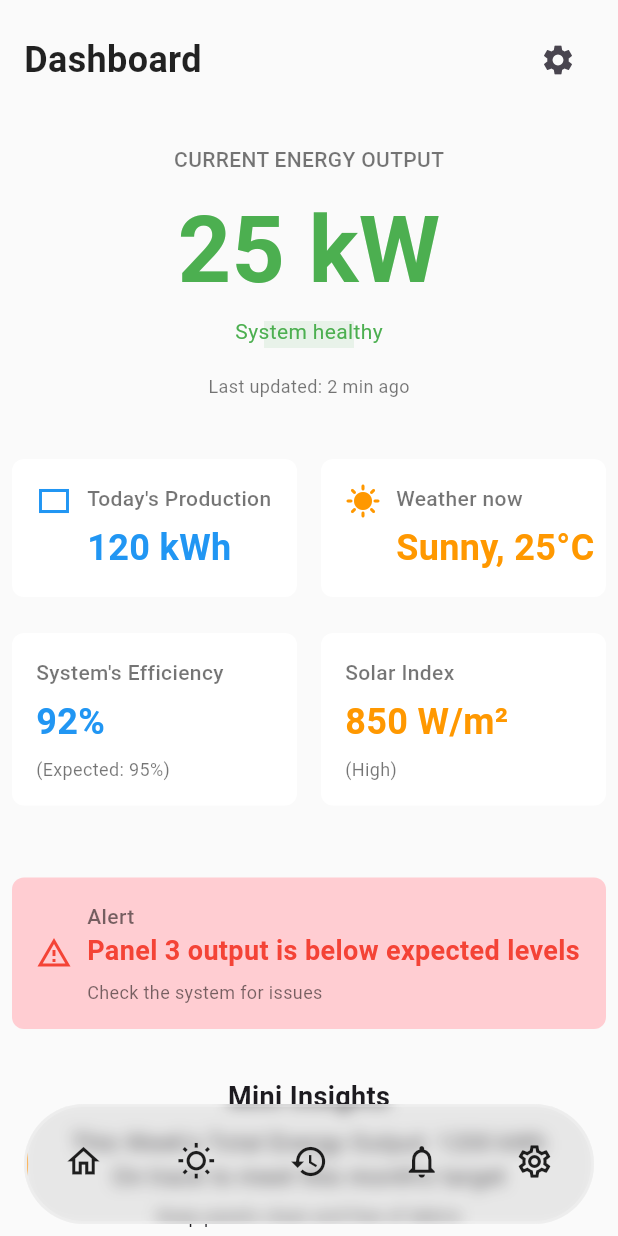
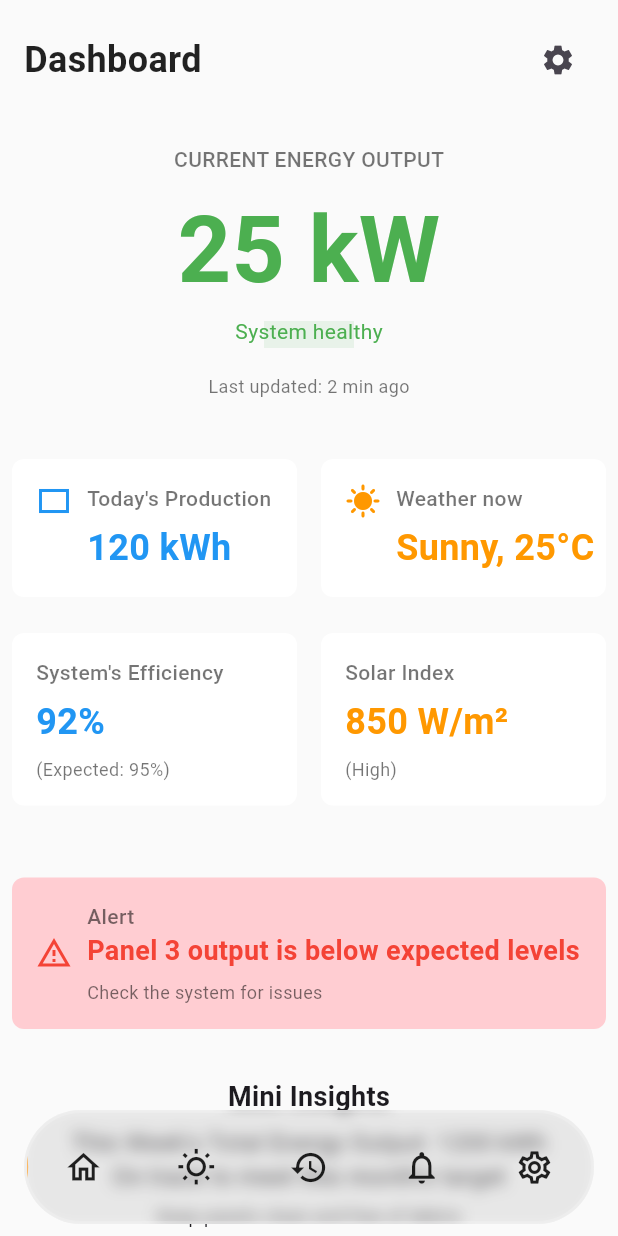
Before and after one commit to 7aku8/pv-forecast, a Flutter app: the screen it shows after launch, on a phone screen of 412 x 824 dp. Run offline on Flutter 3.47's test engine with Material 3 defaults, Android fonts, the light colour scheme and no system bars; our stand-ins replace bloc, equatable, fl_chart, flutter_bloc, nb_utils; generated files the repository leaves out were written again.

Commit message:
feat: improve naviagation

```diff
--- a/lib/components/bottom_nav.dart
+++ b/lib/components/bottom_nav.dart
@@ -46,14 +46,14 @@ class _BottomNavState extends State<BottomNav> {
     return Padding(
       padding: const EdgeInsets.only(left: 16, right: 16, bottom: 8),
       child: ClipRRect(
-        borderRadius: BorderRadius.circular(40),
+        borderRadius: BorderRadius.circular(38),
         child: BackdropFilter(
           filter: ImageFilter.blur(sigmaX: 5, sigmaY: 5),
           child: Container(
-            height: 80,
+            height: 76,
             decoration: BoxDecoration(
               color: Colors.white.withOpacity(0.2),
-              borderRadius: BorderRadius.circular(40),
+              borderRadius: BorderRadius.circular(38),
               border: Border.all(
                 color: Colors.white.withOpacity(0.2),
                 width: 2,
@@ -87,7 +87,7 @@ class _BottomNavState extends State<BottomNav> {
                             5), // 32 is padding, 4 is border
                     child: Container(
                       width: (MediaQuery.of(context).size.width - 32) / 5,
-                      height: 76,
+                      height: 72,
                       decoration: BoxDecoration(
                         color: Colors.orangeAccent.withOpacity(0.8),
                         borderRadius: BorderRadius.circular(40),
```
